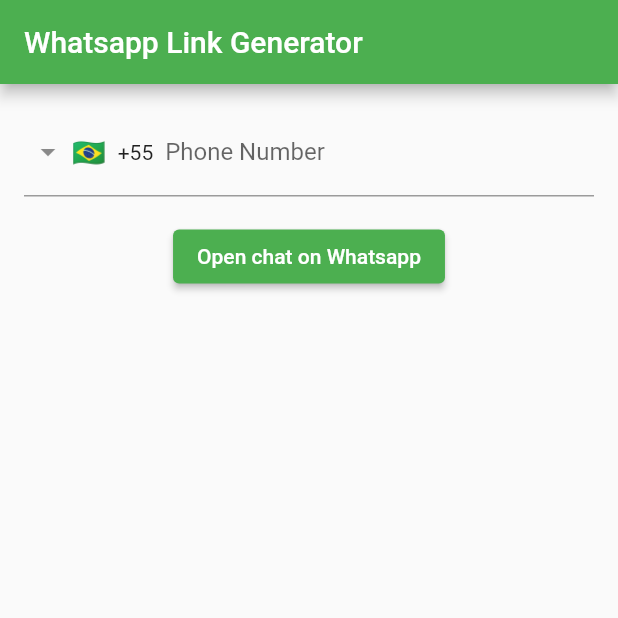
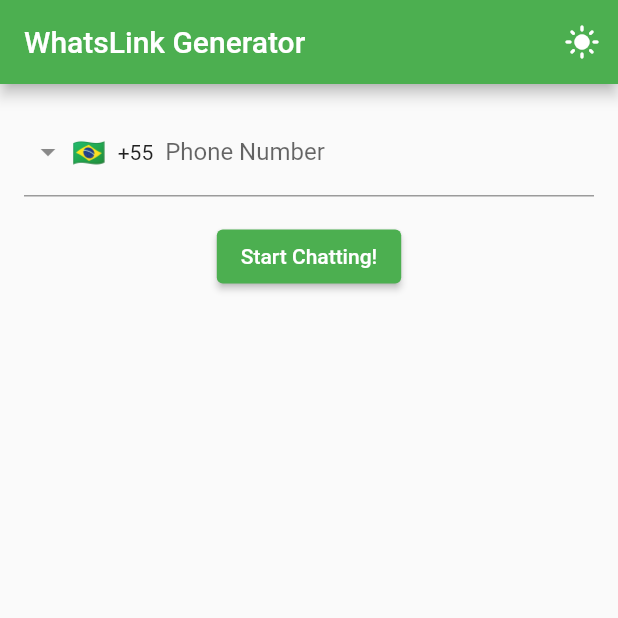
Before and after one commit to Fabioapp200/WhatsLinkGen, a Flutter app: the screen it shows after launch, on a phone screen of 412 x 824 dp, the top half of it. Run offline on Flutter 3.47's test engine with Material 2 defaults, Android fonts, the phone set to English and light mode, and no system bars; drawn by our look-alikes of intl_phone_field; our stand-ins replace shared_preferences.

Commit message:
Live version, changed branding to WhatsLink Generator

```diff
--- a/lib/main.dart
+++ b/lib/main.dart
@@ -1,42 +1,74 @@
 import 'package:flutter/material.dart';
 import 'package:intl_phone_field/intl_phone_field.dart';
+import 'package:provider/provider.dart';
 import 'package:url_launcher/url_launcher.dart';
+import 'theme_model.dart';
 
 void main() {
-  runApp(const WhatsappLinkGen());
+  runApp(const WhatsLinkGen());
 }
 
-class WhatsappLinkGen extends StatelessWidget {
-  const WhatsappLinkGen({Key? key}) : super(key: key);
+var currPhoneNumber = "";
+
+class WhatsLinkGen extends StatelessWidget {
+  const WhatsLinkGen({Key? key}) : super(key: key);
 
   @override
   Widget build(BuildContext context) {
+    return ChangeNotifierProvider(
+      create: (_) => ThemeModel(),
+      child: Consumer<ThemeModel>(
+          builder: (context, ThemeModel themeNotifier, child) {
         return MaterialApp(
-      title: 'Flutter Demo',
-      theme: ThemeData(
+          title: 'WhatsLink Generator',
+          theme: themeNotifier.isDark
+              ? ThemeData(
+                  brightness: Brightness.dark,
+                  primarySwatch: Colors.green,
+                )
+              : ThemeData(
+                  brightness: Brightness.light,
                   primarySwatch: Colors.green,
                 ),
-      home: MainInterface(),
+          debugShowCheckedModeBanner: false,
+          home: const MainInterface(),
+        );
+      }),
     );
   }
 }
 
-var currPhoneNumber = "";
+void _launchURL() async {
+  var _url =
+      "https://api.whatsapp.com/send?phone=" + currPhoneNumber.substring(1);
+  if (!await launch(_url)) throw 'Could not launch $_url';
+}
 
-class MainInterface extends StatelessWidget {
+class MainInterface extends StatefulWidget {
   const MainInterface({Key? key}) : super(key: key);
 
   @override
+  _MainInterfaceState createState() => _MainInterfaceState();
+}
+
+class _MainInterfaceState extends State<MainInterface> {
+  @override
   Widget build(BuildContext context) {
+    return Consumer<ThemeModel>(
+        builder: (context, ThemeModel themeNotifier, child) {
       return Scaffold(
         appBar: AppBar(
-        title: Text('Whatsapp Link Generator'),
-        // actions: <Widget>[
-        //   IconButton(
-        //     icon: Icon(Icons.more_vert),
-        //     onPressed: () {},
-        //   )
-        // ],
+          title: const Text('WhatsLink Generator'),
+          actions: [
+            IconButton(
+                icon: Icon(
+                    themeNotifier.isDark ? Icons.dark_mode : Icons.light_mode),
+                onPressed: () {
+                  themeNotifier.isDark
+                      ? themeNotifier.isDark = false
+                      : themeNotifier.isDark = true;
+                })
+          ],
         ),
         body: Padding(
           padding: const EdgeInsets.all(16.0),
@@ -50,8 +82,10 @@
                       currPhoneNumber = phone.completeNumber;
                     },
                     disableLengthCheck: true,
-                  decoration: InputDecoration(
-                      labelText: "Phone Number", hintText: "12 3 4567-8910"),
+                    decoration: const InputDecoration(
+                      labelText: "Phone Number",
+                      hintText: "12 3 4567-8910",
+                    ),
                   ),
                   Padding(
                     padding: const EdgeInsets.only(top: 16.0),
@@ -59,7 +93,7 @@
                       onPressed: () {
                         _launchURL();
                       },
-                    child: Text('Open chat on Whatsapp'),
+                      child: const Text('Start Chatting!'),
                     ),
                   ),
                 ],
@@ -68,11 +102,6 @@
           ),
         ),
       );
+    });
   }
 }
-
-void _launchURL() async {
-  var _url =
-      "https://api.whatsapp.com/send?phone=" + currPhoneNumber.substring(1);
-  if (!await launch(_url)) throw 'Could not launch $_url';
-}
--- a/lib/theme_model.dart
+++ b/lib/theme_model.dart
@@ -0,0 +1,25 @@
+//theme_model.dart
+import 'package:flutter/material.dart';
+import 'theme_preference.dart';
+
+class ThemeModel extends ChangeNotifier {
+  bool _isDark = false;
+  ThemePreferences _preferences = ThemePreferences();
+  bool get isDark => _isDark;
+
+  ThemeModel() {
+    _isDark = false;
+    _preferences = ThemePreferences();
+    getPreferences();
+  }
+  set isDark(bool value) {
+    _isDark = value;
+    _preferences.setTheme(value);
+    notifyListeners();
+  }
+
+  getPreferences() async {
+    _isDark = await _preferences.getTheme();
+    notifyListeners();
+  }
+}
--- a/lib/theme_preference.dart
+++ b/lib/theme_preference.dart
@@ -0,0 +1,17 @@
+//Switching themes in the flutter apps - Flutterant
+//theme_preference.dart
+import 'package:shared_preferences/shared_preferences.dart';
+
+class ThemePreferences {
+  static const prefKey = "pref_key";
+
+  setTheme(bool value) async {
+    SharedPreferences sharedPreferences = await SharedPreferences.getInstance();
+    sharedPreferences.setBool(prefKey, value);
+  }
+
+  getTheme() async {
+    SharedPreferences sharedPreferences = await SharedPreferences.getInstance();
+    return sharedPreferences.getBool(prefKey) ?? false;
+  }
+}
--- a/pubspec.yaml
+++ b/pubspec.yaml
@@ -1,4 +1,4 @@
-name: whatsapplinkgen
+name: whatslink_generator
 description: Lightweight Whatsapp Link Generator.
 
 # The following line prevents the package from being accidentally published to
@@ -15,7 +15,7 @@
 # In iOS, build-name is used as CFBundleShortVersionString while build-number used as CFBundleVersion.
 # Read more about iOS versioning at
 # https://developer.apple.com/library/archive/documentation/General/Reference/InfoPlistKeyReference/Articles/CoreFoundationKeys.html
-version: 1.0.0+1
+version: 1.1.0
 
 environment:
   sdk: ">=2.15.0 <3.0.0"
@@ -36,6 +36,8 @@
   cupertino_icons: ^1.0.2
   intl_phone_field: ^3.0.0
   url_launcher:
+  provider: ^6.0.2
+  shared_preferences: ^2.0.13
 
 dev_dependencies:
   flutter_test:
```
Also changed, not shown: pubspec.lock, 2 other files. Lines whose indentation alone changed are shown as unchanged.
